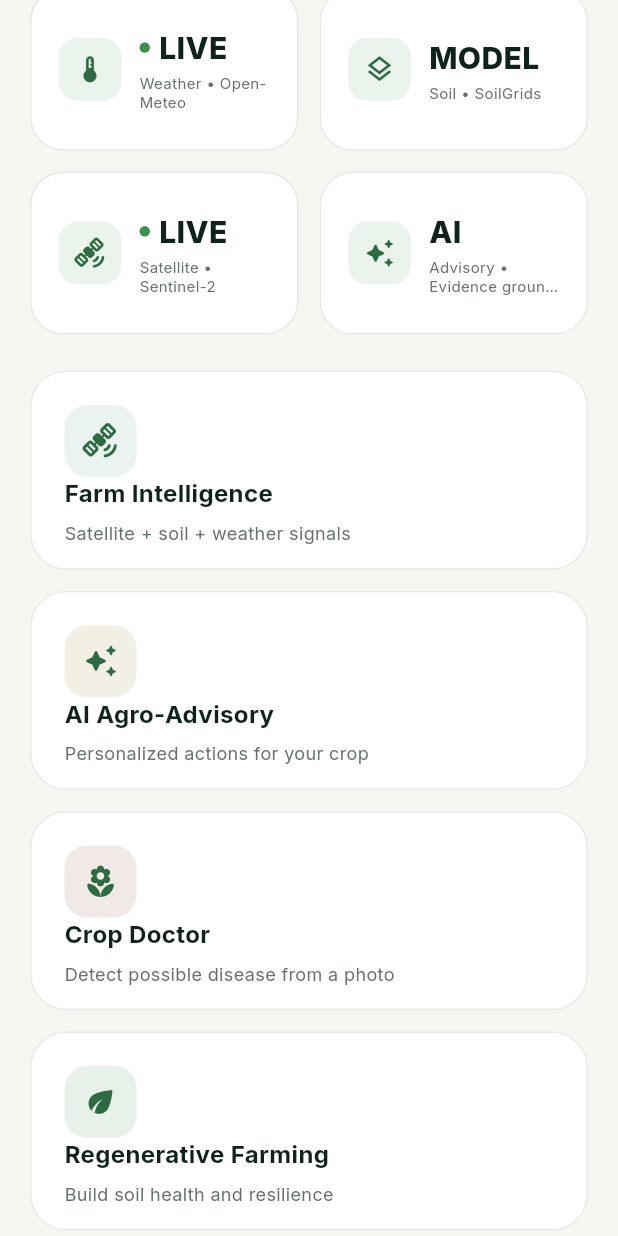
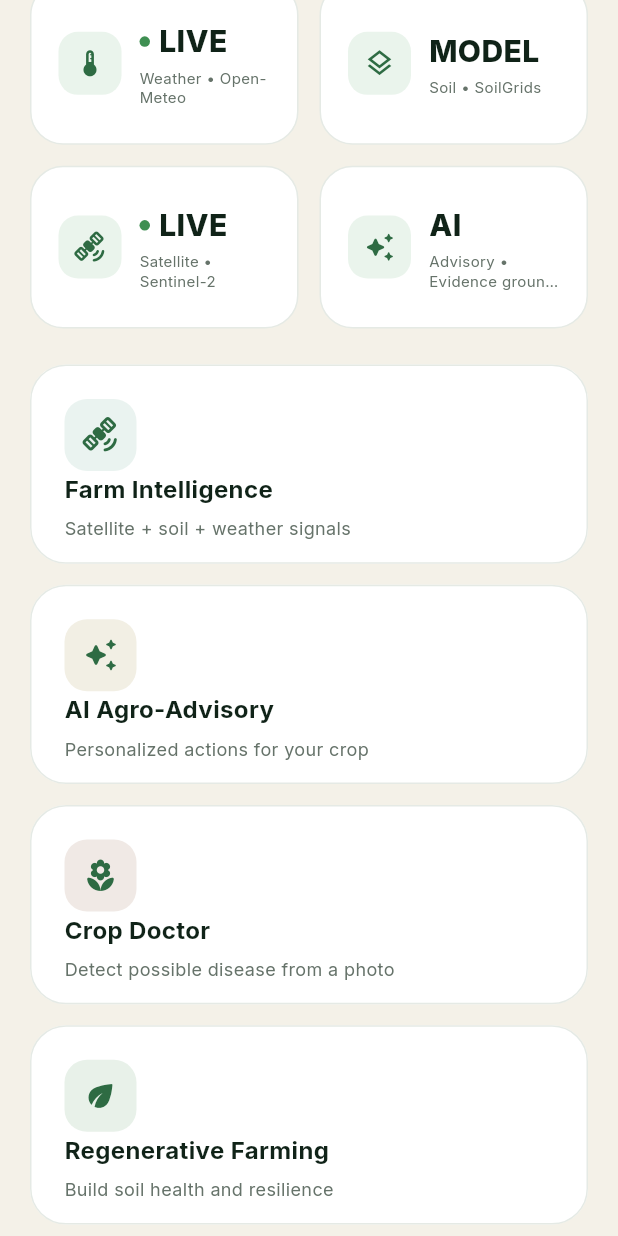
Before and after one commit to esakki-2008/agrin-ai, a Flutter app: the screen it shows after launch, scrolled down 576 dp, on a phone screen of 412 x 824 dp. Run offline on Flutter 3.47's test engine with Material 3 defaults, Android fonts, the phone set to English and light mode, and no system bars; drawn by our look-alikes of flutter_animate; our stand-ins replace go_router, google_fonts, image_picker; accounts and stored records are empty.

Commit message:
Apply AgriN editorial motion theme globally

```diff
--- a/lib/app.dart
+++ b/lib/app.dart
@@ -1,5 +1,4 @@
 import 'package:flutter/material.dart';
-import 'package:google_fonts/google_fonts.dart';
 import 'package:go_router/go_router.dart';
 import 'features/dashboard/dashboard_page.dart';
 import 'features/farm_intelligence/farm_intelligence_page.dart';
@@ -8,6 +7,7 @@ import 'features/crop_doctor/crop_doctor_page.dart';
 import 'features/regenerative_farming/regenerative_farming_page.dart';
 import 'features/historical_intelligence/historical_intelligence_page.dart';
 import 'features/brics_network/brics_network_page.dart';
+import 'theme/agri_n_design.dart';
 
 class AgriNApp extends StatelessWidget {
   const AgriNApp({super.key});
@@ -27,14 +27,9 @@ class AgriNApp extends StatelessWidget {
     );
 
     return MaterialApp.router(
-      title: 'AgriN AI',
+      title: 'AgriN — Agricultural Intelligence',
       debugShowCheckedModeBanner: false,
-      theme: ThemeData(
-        useMaterial3: true,
-        scaffoldBackgroundColor: const Color(0xFFF5F7F1),
-        colorScheme: ColorScheme.fromSeed(seedColor: const Color(0xFF3F7D4C)),
-        textTheme: GoogleFonts.interTextTheme(),
-      ),
+      theme: AgriNDesign.theme(),
       routerConfig: router,
     );
   }
```
